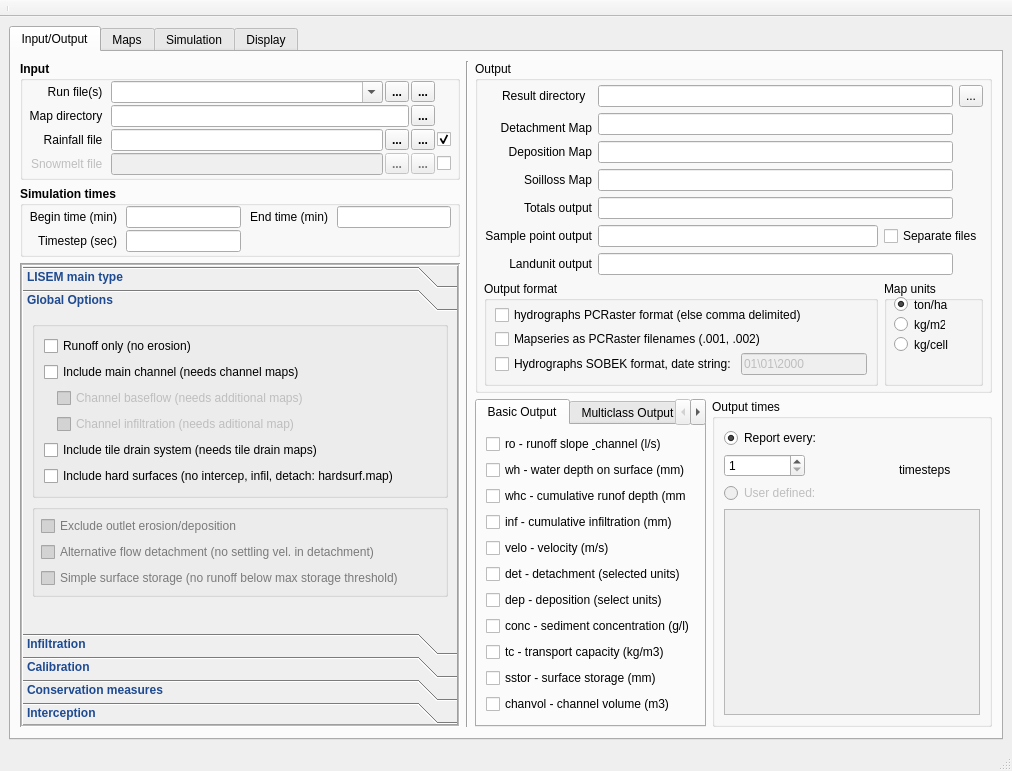
Qt form ui_full/lisemqt.ui (vjetten/openlisem) before a commit.
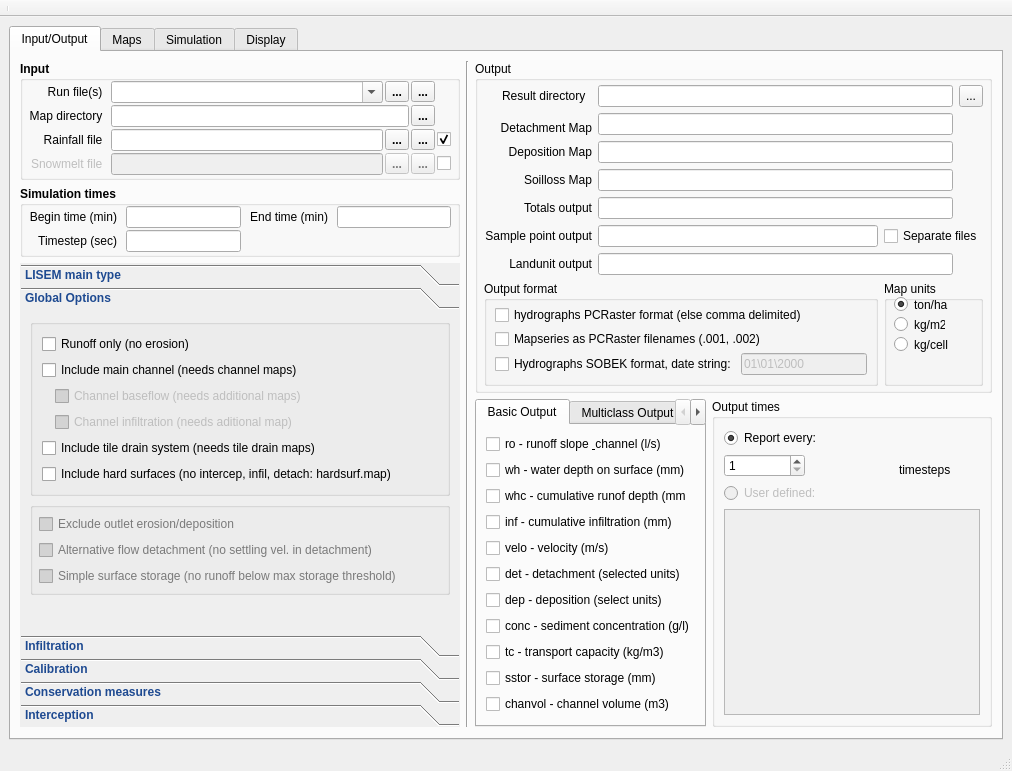
The same form after that commit. The open tabs and pages were chosen to show the change. Icons and pictures are not drawn.

Diff of the .ui file:
```diff
--- a/ui_full/lisemqt.ui
+++ b/ui_full/lisemqt.ui
@@ -571,7 +571,7 @@
                <enum>QFrame::Sunken</enum>
               </property>
               <property name="lineWidth">
-               <number>1</number>
+               <number>-1</number>
               </property>
               <property name="midLineWidth">
                <number>1</number>
@@ -1303,7 +1303,7 @@
                 <rect>
                  <x>0</x>
                  <y>0</y>
-                 <width>449</width>
+                 <width>453</width>
                  <height>299</height>
                 </rect>
                </property>
```
Left out of the diff: 2 changed lines with no effect on the pictures.
